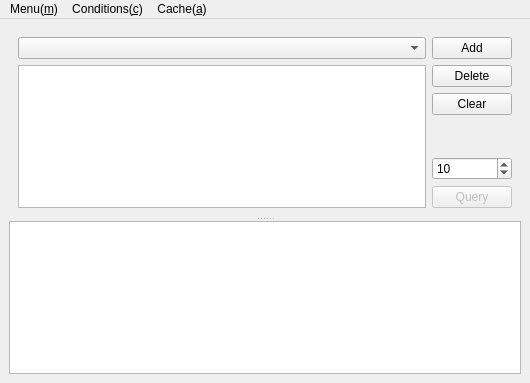
Qt form mainwindow.ui (degarashi/PoseSearch) before a commit.
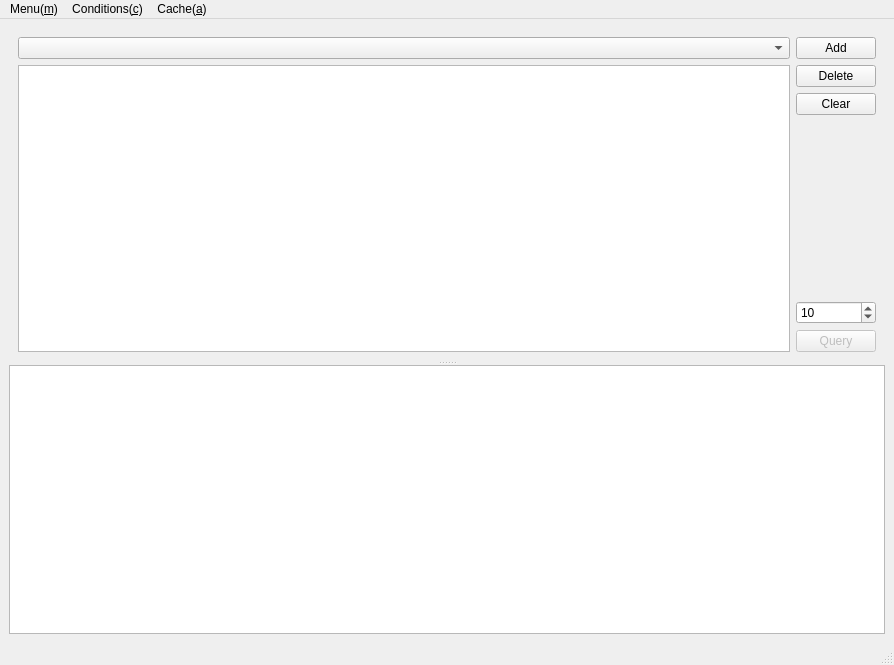
The same form after that commit. Custom widgets are drawn as their Qt base class.

Commit message: [add] QMainWindowへのQStatusBar追加とサイズ調整

What changed in the file:
```diff
--- a/mainwindow.ui
+++ b/mainwindow.ui
@@ -6,8 +6,8 @@
    <rect>
     <x>0</x>
     <y>0</y>
-    <width>530</width>
-    <height>383</height>
+    <width>894</width>
+    <height>665</height>
    </rect>
   </property>
   <property name="windowTitle">
@@ -134,7 +134,7 @@
     <rect>
      <x>0</x>
      <y>0</y>
-     <width>530</width>
+     <width>894</width>
      <height>21</height>
     </rect>
    </property>
@@ -165,6 +165,7 @@
    <addaction name="menuConditions_c"/>
    <addaction name="menuCache_a"/>
   </widget>
+  <widget class="QStatusBar" name="statusBar"/>
   <action name="actionQuit_q">
    <property name="text">
     <string>Quit(&amp;q)</string>
```
